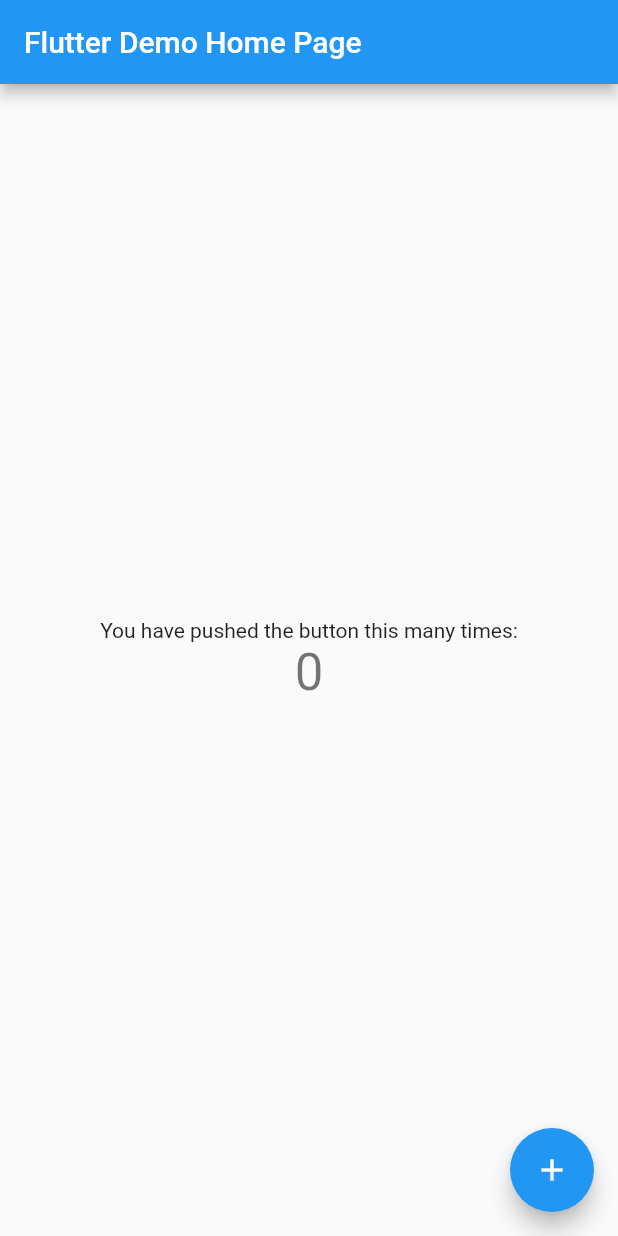
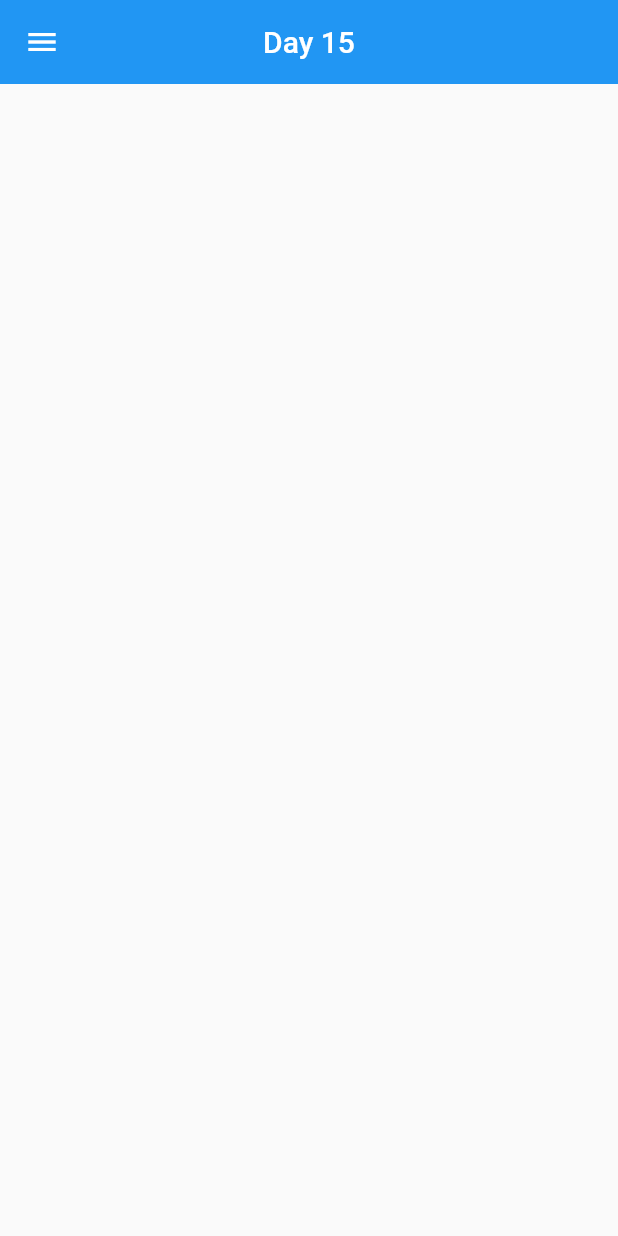
Before and after one commit to christiandarvs/practice-lang, a Flutter app: the screen it shows after launch, on a phone screen of 412 x 824 dp. Run offline on Flutter 3.47's test engine with Material 2 defaults, Android fonts, the phone set to English and light mode, and no system bars.

Commit message:
add and edit files

```diff
--- /dev/null
+++ b/lib/homepage.dart
@@ -0,0 +1,23 @@
+import 'package:day_fifteen_study/app_drawer.dart';
+import 'package:flutter/material.dart';
+
+class HomePage extends StatefulWidget {
+  const HomePage({super.key});
+
+  @override
+  State<HomePage> createState() => _HomePageState();
+}
+
+class _HomePageState extends State<HomePage> {
+  @override
+  Widget build(BuildContext context) {
+    return Scaffold(
+      appBar: AppBar(
+        title: const Text('Day 15'),
+        centerTitle: true,
+        elevation: 0,
+      ),
+      drawer: const AppDrawer(),
+    );
+  }
+}
--- a/lib/main.dart
+++ b/lib/main.dart
@@ -1,115 +1,22 @@
+import 'package:day_fifteen_study/homepage.dart';
 import 'package:flutter/material.dart';
 
-void main() {
-  runApp(const MyApp());
+void main() => runApp(const MyApp());
+
+class MyApp extends StatefulWidget {
+  const MyApp({super.key});
+
+  @override
+  State<MyApp> createState() => _MyAppState();
 }
 
-class MyApp extends StatelessWidget {
-  const MyApp({super.key});
-
-  // This widget is the root of your application.
+class _MyAppState extends State<MyApp> {
   @override
   Widget build(BuildContext context) {
-    return MaterialApp(
-      title: 'Flutter Demo',
-      theme: ThemeData(
-        // This is the theme of your application.
-        //
-        // Try running your application with "flutter run". You'll see the
-        // application has a blue toolbar. Then, without quitting the app, try
-        // changing the primarySwatch below to Colors.green and then invoke
-        // "hot reload" (press "r" in the console where you ran "flutter run",
-        // or simply save your changes to "hot reload" in a Flutter IDE).
-        // Notice that the counter didn't reset back to zero; the application
-        // is not restarted.
-        primarySwatch: Colors.blue,
-      ),
-      home: const MyHomePage(title: 'Flutter Demo Home Page'),
+    return const MaterialApp(
+      title: 'Material App',
+      debugShowCheckedModeBanner: false,
+      home: HomePage(),
     );
   }
 }
-
-class MyHomePage extends StatefulWidget {
-  const MyHomePage({super.key, required this.title});
-
-  // This widget is the home page of your application. It is stateful, meaning
-  // that it has a State object (defined below) that contains fields that affect
-  // how it looks.
-
-  // This class is the configuration for the state. It holds the values (in this
-  // case the title) provided by the parent (in this case the App widget) and
-  // used by the build method of the State. Fields in a Widget subclass are
-  // always marked "final".
-
-  final String title;
-
-  @override
-  State<MyHomePage> createState() => _MyHomePageState();
-}
-
-class _MyHomePageState extends State<MyHomePage> {
-  int _counter = 0;
-
-  void _incrementCounter() {
-    setState(() {
-      // This call to setState tells the Flutter framework that something has
-      // changed in this State, which causes it to rerun the build method below
-      // so that the display can reflect the updated values. If we changed
-      // _counter without calling setState(), then the build method would not be
-      // called again, and so nothing would appear to happen.
-      _counter++;
-    });
-  }
-
-  @override
-  Widget build(BuildContext context) {
-    // This method is rerun every time setState is called, for instance as done
-    // by the _incrementCounter method above.
-    //
-    // The Flutter framework has been optimized to make rerunning build methods
-    // fast, so that you can just rebuild anything that needs updating rather
-    // than having to individually change instances of widgets.
-    return Scaffold(
-      appBar: AppBar(
-        // Here we take the value from the MyHomePage object that was created by
-        // the App.build method, and use it to set our appbar title.
-        title: Text(widget.title),
-      ),
-      body: Center(
-        // Center is a layout widget. It takes a single child and positions it
-        // in the middle of the parent.
-        child: Column(
-          // Column is also a layout widget. It takes a list of children and
-          // arranges them vertically. By default, it sizes itself to fit its
-          // children horizontally, and tries to be as tall as its parent.
-          //
-          // Invoke "debug painting" (press "p" in the console, choose the
-          // "Toggle Debug Paint" action from the Flutter Inspector in Android
-          // Studio, or the "Toggle Debug Paint" command in Visual Studio Code)
-          // to see the wireframe for each widget.
-          //
-          // Column has various properties to control how it sizes itself and
-          // how it positions its children. Here we use mainAxisAlignment to
-          // center the children vertically; the main axis here is the vertical
-          // axis because Columns are vertical (the cross axis would be
-          // horizontal).
-          mainAxisAlignment: MainAxisAlignment.center,
-          children: <Widget>[
-            const Text(
-              'You have pushed the button this many times:',
-            ),
-            Text(
-              '$_counter',
-              style: Theme.of(context).textTheme.headline4,
-            ),
-          ],
-        ),
-      ),
-      floatingActionButton: FloatingActionButton(
-        onPressed: _incrementCounter,
-        tooltip: 'Increment',
-        child: const Icon(Icons.add),
-      ), // This trailing comma makes auto-formatting nicer for build methods.
-    );
-  }
-}
```
Also changed, not shown: lib/app_drawer.dart (added, +28 -0 lines).
